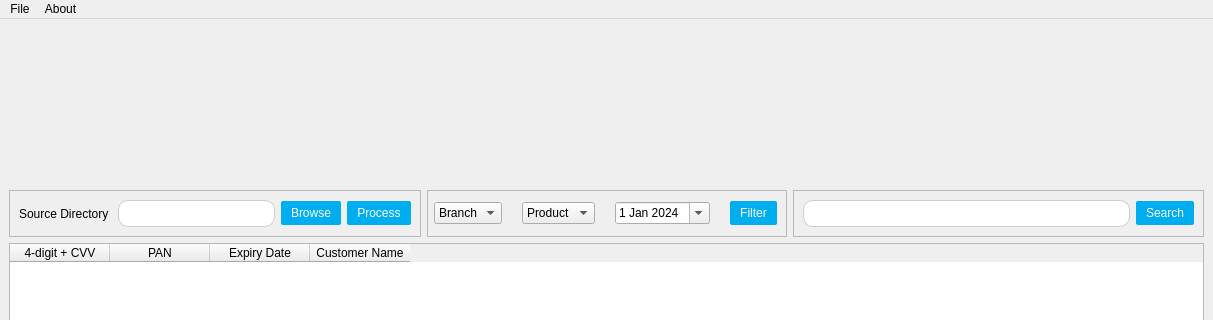
Old version of the form ConsolidatorApp.ui in the repository bilitade/consolidator_DesktopApp; both pictures show x 0 to 1213 and y 0 to 320 of the 1213 by 935 pixel window.
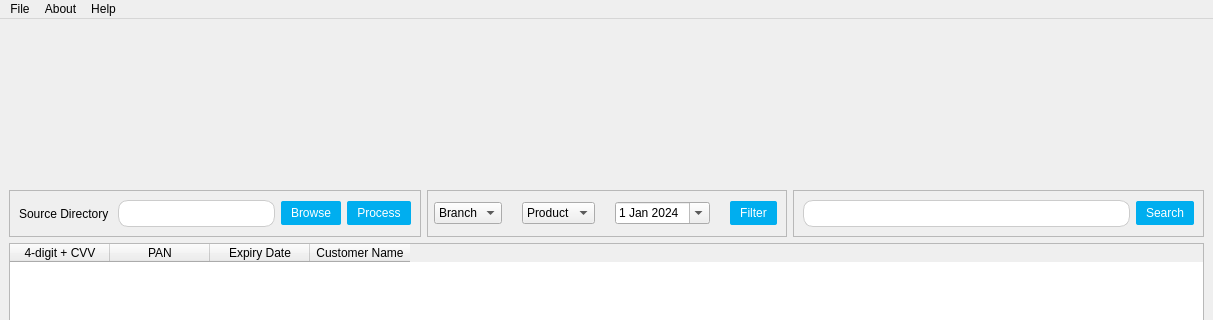
New version of the form. Icons and pictures are not drawn.

Patch:
```diff
--- a/ConsolidatorApp.ui
+++ b/ConsolidatorApp.ui
@@ -281,8 +281,15 @@
      <string>About</string>
     </property>
    </widget>
+   <widget class="QMenu" name="menuHelp">
+    <property name="title">
+     <string>Help</string>
+    </property>
+    <addaction name="actionDocumentation"/>
+   </widget>
    <addaction name="menuFile"/>
    <addaction name="menuAbout"/>
+   <addaction name="menuHelp"/>
   </widget>
   <widget class="QStatusBar" name="statusbar"/>
  </widget>
```
Left out of the diff: 5 changed lines with no effect on the pictures.
